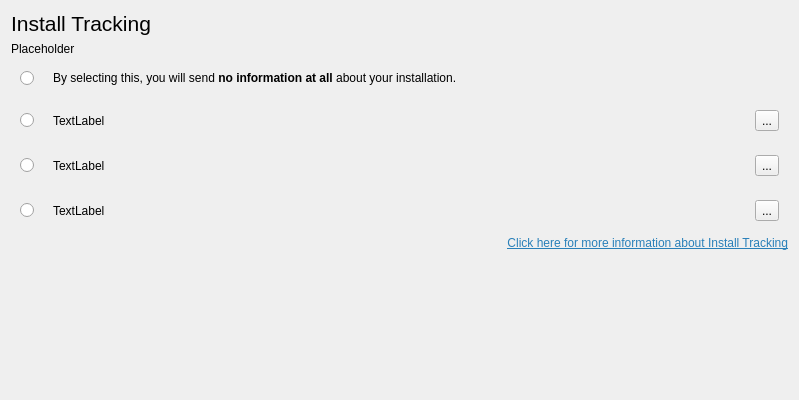
Before: the Qt Designer form src/modules/tracking/page_trackingstep.ui in calamares/calamares, drawn with Qt 5.
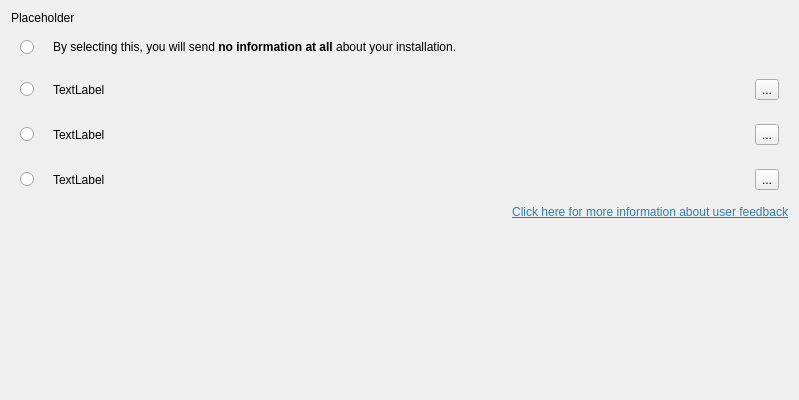
After: the same form once the commit is applied. Icons and pictures are not drawn.

Commit message: [tracking] Adjust wording, drop page title

Patch:
```diff
--- a/src/modules/tracking/page_trackingstep.ui
+++ b/src/modules/tracking/page_trackingstep.ui
@@ -13,16 +13,13 @@
   <property name="windowTitle">
    <string>Form</string>
   </property>
-  <layout class="QVBoxLayout" name="verticalLayout" stretch="0,0,0,0,0,0,0,0">
-   <item>
-    <widget class="QLabel" name="label">
-     <property name="text">
-      <string>&lt;html&gt;&lt;head/&gt;&lt;body&gt;&lt;p&gt;&lt;span style=&quot; font-size:16pt;&quot;&gt;Install Tracking&lt;/span&gt;&lt;/p&gt;&lt;/body&gt;&lt;/html&gt;</string>
-     </property>
-    </widget>
-   </item>
+  <layout class="QVBoxLayout" name="verticalLayout" stretch="0,0,0,0,0,0,0">
    <item>
     <widget class="QLabel" name="generalExplanation">
+     <property name="styleSheet">
+      <string notr="true">margin-bottom: 1ex;
+margin-left: 2em;</string>
+     </property>
      <property name="text">
       <string>Placeholder</string>
      </property>
@@ -271,7 +268,7 @@
    <item>
     <widget class="QLabel" name="generalPolicyLabel">
      <property name="text">
-      <string>&lt;html&gt;&lt;head/&gt;&lt;body&gt;&lt;p&gt;&lt;a href=&quot;placeholder&quot;&gt;&lt;span style=&quot; text-decoration: underline; color:#2980b9;&quot;&gt;Click here for more information about Install Tracking&lt;/span&gt;&lt;/a&gt;&lt;/p&gt;&lt;/body&gt;&lt;/html&gt;</string>
+      <string>&lt;html&gt;&lt;head/&gt;&lt;body&gt;&lt;p&gt;&lt;a href=&quot;placeholder&quot;&gt;&lt;span style=&quot; text-decoration: underline; color:#2980b9;&quot;&gt;Click here for more information about user feedback&lt;/span&gt;&lt;/a&gt;&lt;/p&gt;&lt;/body&gt;&lt;/html&gt;</string>
      </property>
      <property name="textFormat">
       <enum>Qt::RichText</enum>
```
The commit also changes 1 other file.
